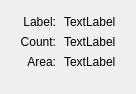
First picture: the form in freeview/DialogLabelStats.ui, repository freesurfer/freesurfer, before the edit.
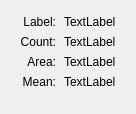
Second picture: the form after the edit.

Commit message: option to show mean value of a label area. new code to display surface label edge, more stable. change settings on all selected layers at once.

Diff of the .ui file:
```diff
--- a/freeview/DialogLabelStats.ui
+++ b/freeview/DialogLabelStats.ui
@@ -6,8 +6,8 @@
    <rect>
     <x>0</x>
     <y>0</y>
-    <width>153</width>
-    <height>106</height>
+    <width>200</width>
+    <height>143</height>
    </rect>
   </property>
   <property name="windowTitle">
@@ -82,6 +82,29 @@
       <widget class="QLabel" name="labelArea">
        <property name="text">
         <string>TextLabel</string>
+       </property>
+       <property name="textInteractionFlags">
+        <set>Qt::LinksAccessibleByMouse|Qt::TextSelectableByMouse</set>
+       </property>
+      </widget>
+     </item>
+     <item row="3" column="0">
+      <widget class="QLabel" name="label_2">
+       <property name="text">
+        <string>Mean:</string>
+       </property>
+       <property name="alignment">
+        <set>Qt::AlignRight|Qt::AlignTrailing|Qt::AlignVCenter</set>
+       </property>
+      </widget>
+     </item>
+     <item row="3" column="1">
+      <widget class="QLabel" name="labelMean">
+       <property name="text">
+        <string>TextLabel</string>
+       </property>
+       <property name="textInteractionFlags">
+        <set>Qt::LinksAccessibleByMouse|Qt::TextSelectableByMouse</set>
        </property>
       </widget>
      </item>
```
Left out of the diff: 6 changed lines with no effect on the pictures. The commit also changes 9 other files.
